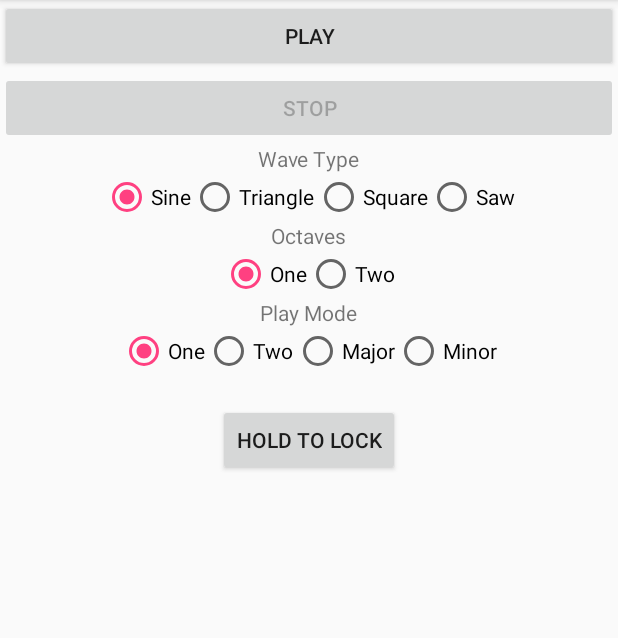
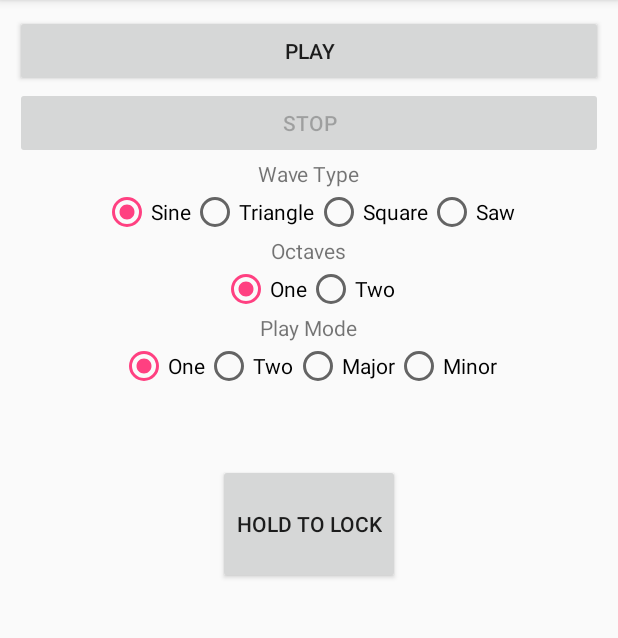
Before and after one commit to diwww/virtual-theremin, an Android app: the screen it shows after launch (MainActivity), on a phone screen of 412 x 824 dp, the part 84-722 px from its top. Run offline under Robolectric (Android 15) with nearby library versions, the phone set to English and light mode, and no system bars.

```diff
--- a/Theremin/app/src/main/java/ru/hse/theremin/synthesizer/AudioPlayer.java
+++ b/Theremin/app/src/main/java/ru/hse/theremin/synthesizer/AudioPlayer.java
@@ -7,15 +7,15 @@ import android.util.Log;
 
 public class AudioPlayer {
 
+    public enum PlayMode {OneNote, TwoNotes, MajorChord, MinorChord;}
+
     private static final int CHORD_NUM_REPEATS = 4;
     private static final int ONE_NOTE_NUM_REPEATS = 1;
-
-    public enum PlayMode {OneNote, TwoNotes, MajorChord, MinorChord;}
 
     private final Oscillator oscillator = new Oscillator();
     private AudioTrack audioTrack;
     private int index;
-    private boolean playing;
+    private boolean playing = false;
     private PlayMode playMode = PlayMode.OneNote;
 
     public void setWave(Wave wave) {
--- a/Theremin/app/src/main/res/layout/activity_main.xml
+++ b/Theremin/app/src/main/res/layout/activity_main.xml
@@ -3,7 +3,8 @@
               xmlns:tools="http://schemas.android.com/tools"
               android:layout_width="match_parent"
               android:layout_height="match_parent"
-              android:orientation="vertical">
+              android:orientation="vertical"
+              android:padding="10dp">
 
     <Button
         android:id="@+id/play_button"
@@ -18,7 +19,6 @@
         android:layout_height="wrap_content"
         android:enabled="false"
         android:text="@string/stop"/>
-
 
     <TextView
         android:layout_width="wrap_content"
@@ -127,20 +127,24 @@
         android:layout_width="wrap_content"
         android:layout_height="wrap_content"
         android:layout_gravity="center"
-        tools:text="X Coordinate"/>
-
-    <Button
-        android:id="@+id/lock_button"
-        android:layout_width="wrap_content"
-        android:layout_height="wrap_content"
-        android:layout_gravity="center"
-        android:text="@string/lock"/>
+        android:textColor="@android:color/black"
+        android:textSize="18sp"
+        tools:text="Note index"/>
 
     <TextView
         android:id="@+id/lock_textview"
         android:layout_width="wrap_content"
         android:layout_height="wrap_content"
         android:layout_gravity="center"
+        android:textColor="@android:color/black"
+        android:textSize="18sp"
         tools:text="Lock status"/>
 
+    <Button
+        android:id="@+id/lock_button"
+        android:layout_width="wrap_content"
+        android:layout_height="80dp"
+        android:layout_gravity="center"
+        android:text="@string/lock"/>
+
 </LinearLayout>
--- a/Theremin/app/src/main/res/values/colors.xml
+++ b/Theremin/app/src/main/res/values/colors.xml
@@ -2,5 +2,5 @@
 <resources>
     <color name="colorPrimary">#3F51B5</color>
     <color name="colorPrimaryDark">#303F9F</color>
-    <color name="colorAccent">#FF4081</color>
+    <color name="colorAccent">#ff4081</color>
 </resources>
```
Also changed, not shown: Theremin/app/src/main/java/ru/hse/theremin/MainActivity.java (+13 -7 lines).
